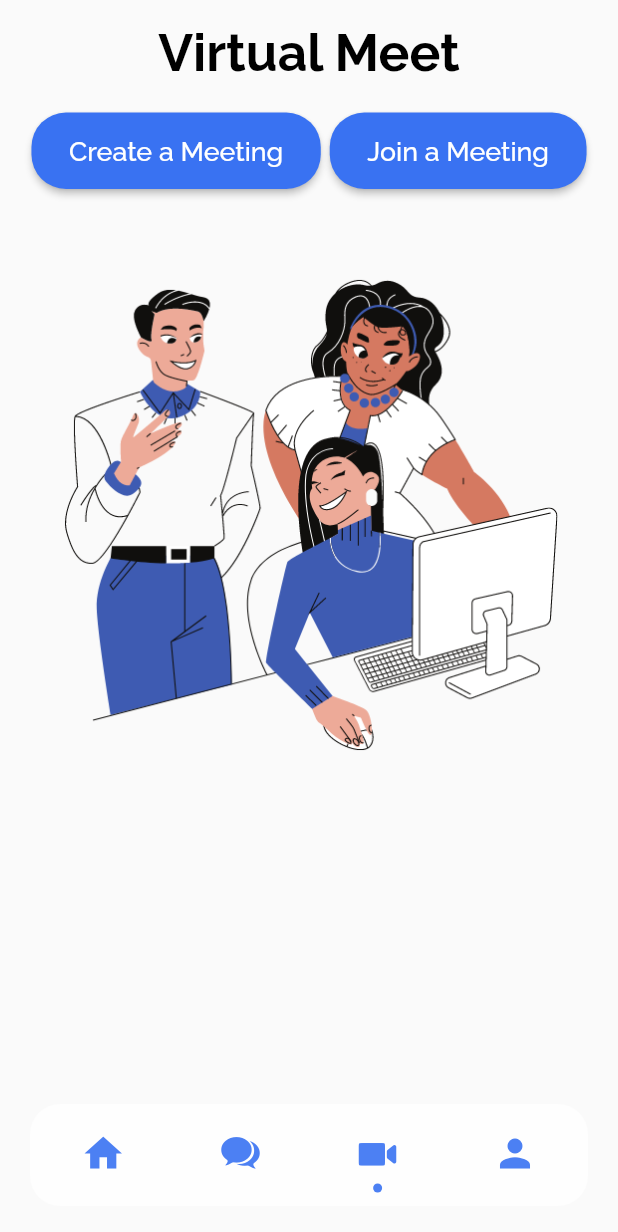
After one commit to bhaveshs012/project_manager_hackathon, a Flutter app: the screen it shows once a user with an empty profile is signed in, item 3 of the bottom bar chosen, on a phone screen of 412 x 824 dp. The commit adds this screen. Shown: the top 1232 px of the screen. Run offline on Flutter 3.47's test engine with Material 2 defaults, Android fonts, the phone set to English and light mode, and no system bars; our stand-ins replace cloud_firestore, date_picker_timeline, firebase_auth, firebase_core, get, google_fonts and 3 more; missing offline and left inert: stream_chat_flutter; accounts and stored records are empty; network calls fail.

Commit message:
video call setup

```diff
--- a/lib/screens/chatScreen/chat_init_screen.dart
+++ b/lib/screens/chatScreen/chat_init_screen.dart
@@ -21,8 +21,8 @@ class _ChatInitScreenState extends State<ChatInitScreen> {
   late StreamChatClient client;
 
   void connect() async {
-    await client.connectUser(
-        User(id: "bhaveshs012"), client.devToken("bhaveshs012").rawValue);
+    await client.connectUser(User(id: widget.user.name.split(" ").first),
+        client.devToken(widget.user.name.split(" ").first).rawValue);
     await channel.watch();
   }
 
@@ -39,6 +39,7 @@ class _ChatInitScreenState extends State<ChatInitScreen> {
   @override
   Widget build(BuildContext context) {
     return Scaffold(
+      backgroundColor: Colors.white,
       body: SafeArea(
         child: Padding(
           padding: padding,
--- /dev/null
+++ b/lib/screens/meetScreen/meet_init_screen.dart
@@ -0,0 +1,53 @@
+import 'package:flutter/material.dart';
+import 'package:get/get.dart';
+import 'package:project_manager_hackathon/config/themes.dart';
+import 'package:project_manager_hackathon/screens/sharedWidget/style_button.dart';
+import 'package:project_manager_hackathon/screens/sharedWidget/top_row.dart';
+
+class MeetScreen extends StatelessWidget {
+  const MeetScreen({Key? key}) : super(key: key);
+
+  @override
+  Widget build(BuildContext context) {
+    return Scaffold(
+      body: SafeArea(
+        child: Padding(
+          padding: const EdgeInsets.all(15.0),
+          child: Column(
+            children: [
+              TopRow(
+                title: "Virtual Meet",
+                style: title1Style,
+              ),
+              const SizedBox(height: 20),
+              Row(
+                mainAxisAlignment: MainAxisAlignment.spaceEvenly,
+                children: [
+                  StyledButton(
+                    title: "Create a Meeting",
+                    onTap: () {
+                      // Get.to(CreateMeet());
+                    },
+                  ),
+                  StyledButton(
+                    title: "Join a Meeting",
+                    onTap: () {
+                      // Get.to(JoinMeet());
+                    },
+                  ),
+                ],
+              ),
+              const SizedBox(
+                height: 25,
+              ),
+              Padding(
+                padding: const EdgeInsets.all(25.0),
+                child: Image.asset("assets/images/meet-logo.png"),
+              ),
+            ],
+          ),
+        ),
+      ),
+    );
+  }
+}
--- a/lib/screens/sharedWidget/bottom_navbar.dart
+++ b/lib/screens/sharedWidget/bottom_navbar.dart
@@ -1,11 +1,13 @@
 import 'package:flutter/material.dart';
 import 'package:project_manager_hackathon/models/users.dart';
 import 'package:project_manager_hackathon/screens/chatScreen/chat_init_screen.dart';
+import 'package:project_manager_hackathon/screens/meetScreen/meet_init_screen.dart';
 import 'package:project_manager_hackathon/screens/projectScreen/project_screen.dart';
 import 'package:project_manager_hackathon/screens/sharedWidget/nav_widget.dart';
 
 class MyCustomBottomNavbar extends StatefulWidget {
-  MyCustomBottomNavbar({Key? key, required this.initailIndex, required this.user})
+  MyCustomBottomNavbar(
+      {Key? key, required this.initailIndex, required this.user})
       : super(key: key);
   final initailIndex;
   final MyUser user;
@@ -18,14 +20,14 @@ class _MyCustomBottomNavbarState extends State<MyCustomBottomNavbar>
   //controller to manage different tabs of the navbar
   late TabController _tabController;
 
-
-    @override
+  @override
   void initState() {
     super.initState();
 
     _tabController = TabController(
         length: 4, vsync: this, initialIndex: widget.initailIndex);
   }
+
   @override
   void dispose() {
     super.dispose();
@@ -41,9 +43,13 @@ class _MyCustomBottomNavbarState extends State<MyCustomBottomNavbar>
           controller: _tabController,
           //tab pages in correspondence to the navbar
           children: [
-            ProjectScreen(user: widget.user,),
-            ChatInitScreen(user: widget.user,),
-            Container(),
+            ProjectScreen(
+              user: widget.user,
+            ),
+            ChatInitScreen(
+              user: widget.user,
+            ),
+            MeetScreen(),
             Container(),
           ],
         ));
```
Also changed, not shown: assets/images/meet-logo.png (added), lib/screens/meetScreen/create_meet.dart (added).
